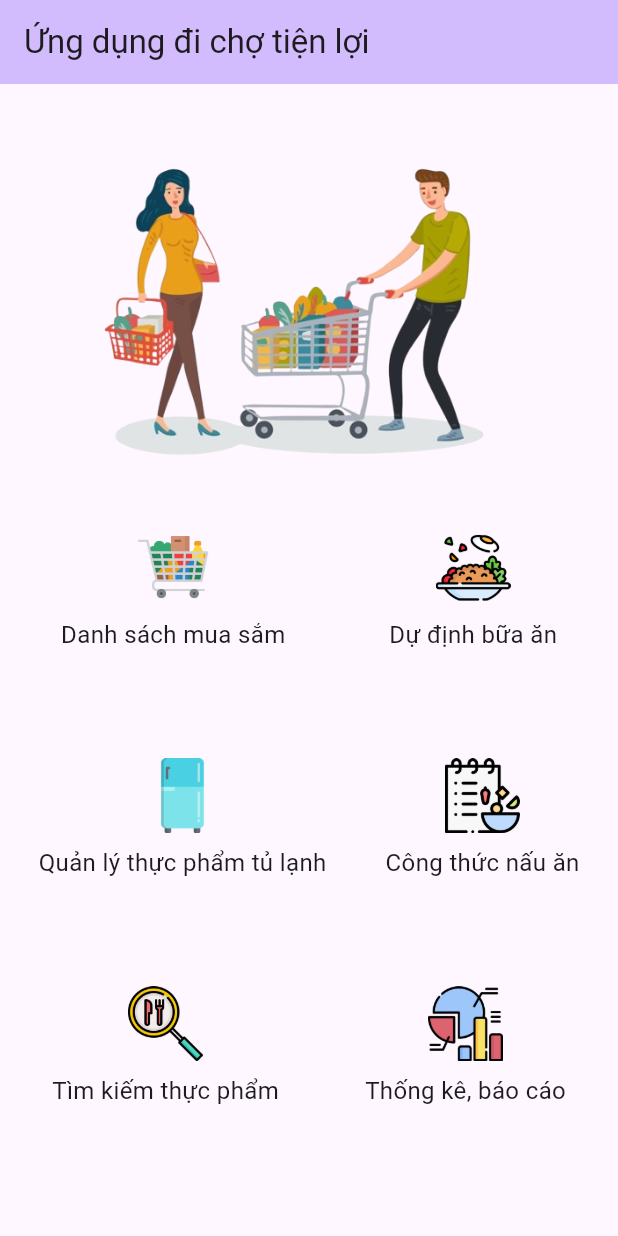
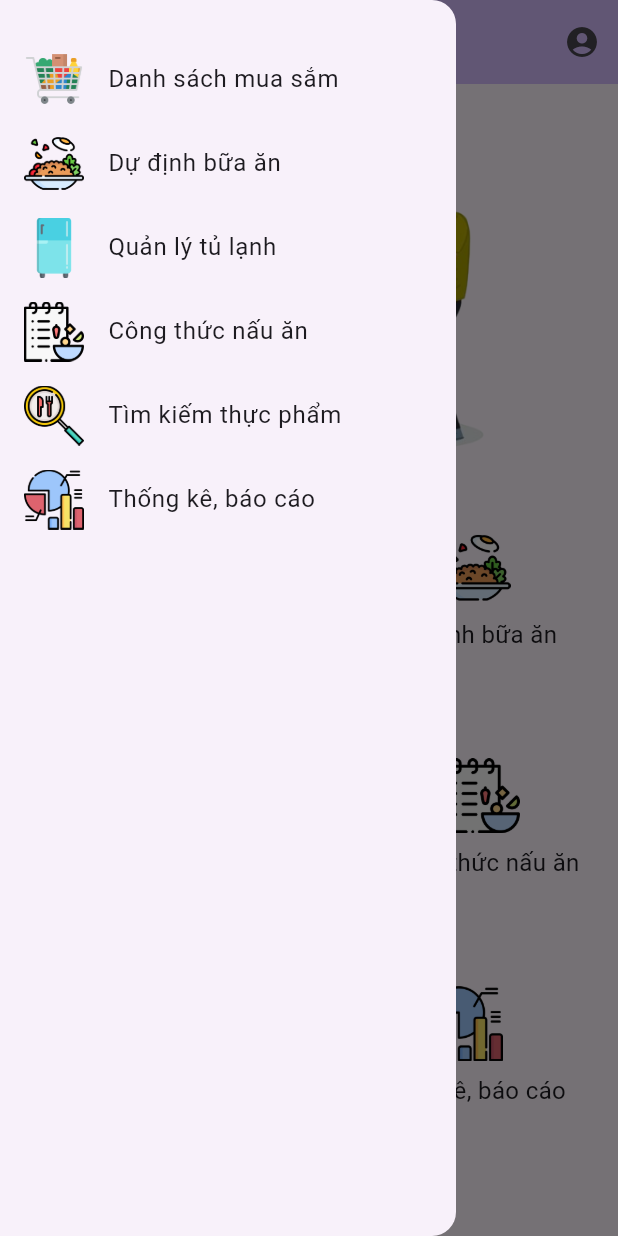
Before and after one commit to anhLeQuoc12/BTL-Phat-trien-ung-dung-da-nen-tang-Nhom-10, a Flutter app: the screen it shows after launch, with the side drawer open (before the commit the screen has no drawer), on a phone screen of 412 x 824 dp. Run offline on Flutter 3.47's test engine with Material 3 defaults, Android fonts, the phone set to English and light mode, and no system bars; our stand-ins replace shared_preferences.

Commit message:
Them menu drawer, icon tai khoan va cac lua chon trong app bar, them cac man hinh trong change-info change-password

```diff
--- a/frontend_flutter_app/lib/main.dart
+++ b/frontend_flutter_app/lib/main.dart
@@ -7,6 +7,8 @@ import 'package:frontend_flutter_app/ui/recipe/recipe.dart';
 import 'package:frontend_flutter_app/ui/report/report.dart';
 import 'package:frontend_flutter_app/ui/search/search.dart';
 import 'package:frontend_flutter_app/ui/shopping-list/shopping-list.dart';
+import 'package:frontend_flutter_app/ui/user/change-info/change-info.dart';
+import 'package:frontend_flutter_app/ui/user/change-password/change-password.dart';
 
 void main() async {
   WidgetsFlutterBinding.ensureInitialized();
@@ -40,7 +42,9 @@ class MyApp extends StatelessWidget {
         "/fridge": (context) => FridgeScreen(),
         "/recipe": (context) => RecipeScreen(),
         "/search": (context) => SearchScreen(),
-        "/report": (context) => ReportScreen()
+        "/report": (context) => ReportScreen(),
+        "/user/change-info": (context) => ChangeInfoScreen(),
+        "/user/change-password": (context) => ChangePasswordScreen()
       },
     );
   }
@@ -64,7 +68,10 @@ class MyHomePage extends StatefulWidget {
   State<MyHomePage> createState() => _MyHomePageState();
 }
 
+enum UserAccountOptions { changeInfo, changePassword, logOut }
+
 class _MyHomePageState extends State<MyHomePage> {
+  UserAccountOptions? selectedOption;
 
   @override
   Widget build(BuildContext context) {
@@ -74,15 +81,107 @@ class _MyHomePageState extends State<MyHomePage> {
         // Here we take the value from the MyHomePage object that was created by
         // the App.build method, and use it to set our appbar title.
         title: Text(widget.title),
+        actions: <Widget>[
+          PopupMenuButton<UserAccountOptions>(
+            icon: Icon(Icons.account_circle),
+            onSelected: (option) => {
+              setState(() {
+                selectedOption = option;
+              })
+            },
+            itemBuilder: (context) => <PopupMenuEntry<UserAccountOptions>>[
+              PopupMenuItem(
+                value: UserAccountOptions.changeInfo,
+                child: Text("Thay đổi thông tin tài khoản"),
+                onTap: () {
+                  Navigator.pushNamed(context, "/user/change-info");
+                },
+              ),
+              PopupMenuItem(
+                value: UserAccountOptions.changePassword,
+                child: Text("Đổi mật khẩu"),
+                onTap: () {
+                  Navigator.pushNamed(context, "/user/change-password");
+                },
+              ),
+              const PopupMenuItem(
+                value: UserAccountOptions.logOut,
+                child: Text("Đăng xuất"),
+              ),
+            ],
+          )
+        ],
+      ),
+      drawer: Drawer(
+        child: ListView(
+          padding: EdgeInsets.zero,
+          children: [
+            Container(
+              height: 25,
+            ),
+            ListTile(
+              leading: Image(
+                image: AssetImage("assets/grocery-cart.png"),
+                width: 40,
+                height: 40,
+              ),
+              title: Text("Danh sách mua sắm"),
+              onTap: () => {Navigator.pushNamed(context, "/shopping-list")},
+            ),
+            ListTile(
+              leading: Image(
+                image: AssetImage("assets/fried-rice.png"),
+                width: 40,
+                height: 40,
+              ),
+              title: Text("Dự định bữa ăn"),
+              onTap: () => {Navigator.pushNamed(context, "/meals-plan")},
+            ),
+            ListTile(
+              leading: Image(
+                image: AssetImage("assets/fridge.png"),
+                width: 40,
+                height: 40,
+              ),
+              title: Text("Quản lý tủ lạnh"),
+              onTap: () => {Navigator.pushNamed(context, "/fridge")},
+            ),
+            ListTile(
+              leading: Image(
+                image: AssetImage("assets/recipe.png"),
+                width: 40,
+                height: 40,
+              ),
+              title: Text("Công thức nấu ăn"),
+              onTap: () => {Navigator.pushNamed(context, "/recipe")},
+            ),
+            ListTile(
+              leading: Image(
+                image: AssetImage("assets/search.png"),
+                width: 40,
+                height: 40,
+              ),
+              title: Text("Tìm kiếm thực phẩm"),
+              onTap: () => {Navigator.pushNamed(context, "/search")},
+            ),
+            ListTile(
+              leading: Image(
+                image: AssetImage("assets/pie-chart.png"),
+                width: 40,
+                height: 40,
+              ),
+              title: Text("Thống kê, báo cáo"),
+              onTap: () => {Navigator.pushNamed(context, "/report")},
+            ),
+          ],
+        ),
       ),
       body: Center(
-
-        child: Column(
-          mainAxisAlignment: MainAxisAlignment.center,
-
-          children: [
+        child: Column(mainAxisAlignment: MainAxisAlignment.center, children: [
           const Expanded(
-              child: Image(image: AssetImage("assets/icon-image-ud-di-cho-tien-loi-removebg-preview.png")),
+            child: Image(
+                image: AssetImage(
+                    "assets/icon-image-ud-di-cho-tien-loi-removebg-preview.png")),
             flex: 2,
           ),
           Expanded(
@@ -114,9 +213,8 @@ class _MyHomePageState extends State<MyHomePage> {
                               )
                             ],
                           ),
-                            onTap: () => {
-                              Navigator.pushNamed(context, "/shopping-list")
-                            },
+                          onTap: () =>
+                              {Navigator.pushNamed(context, "/shopping-list")},
                         ),
                         GestureDetector(
                           child: const Column(
@@ -136,9 +234,8 @@ class _MyHomePageState extends State<MyHomePage> {
                               )
                             ],
                           ),
-                            onTap: () => {
-                              Navigator.pushNamed(context, "/meals-plan")
-                            },
+                          onTap: () =>
+                              {Navigator.pushNamed(context, "/meals-plan")},
                         )
                       ],
                     ),
@@ -165,9 +262,8 @@ class _MyHomePageState extends State<MyHomePage> {
                               )
                             ],
                           ),
-                            onTap: () => {
-                              Navigator.pushNamed(context, "/fridge")
-                            },
+                          onTap: () =>
+                              {Navigator.pushNamed(context, "/fridge")},
                         ),
                         GestureDetector(
                           child: const Column(
@@ -183,14 +279,11 @@ class _MyHomePageState extends State<MyHomePage> {
                                   child: Text(
                                     "Công thức nấu ăn",
                                     style: TextStyle(fontSize: 16),
-                                  )
-                                )
-
+                                  ))
                             ],
                           ),
-                            onTap: () => {
-                              Navigator.pushNamed(context, "/recipe")
-                            },
+                          onTap: () =>
+                              {Navigator.pushNamed(context, "/recipe")},
                         )
                       ],
                     ),
@@ -213,14 +306,11 @@ class _MyHomePageState extends State<MyHomePage> {
                                   child: Text(
                                     "Tìm kiếm thực phẩm",
                                     style: TextStyle(fontSize: 16),
-                                  )
-                                )
-
+                                  ))
                             ],
                           ),
-                            onTap: () => {
-                              Navigator.pushNamed(context, "/search")
-                            },
+                          onTap: () =>
+                              {Navigator.pushNamed(context, "/search")},
                         ),
                         GestureDetector(
                           child: const Column(
@@ -236,25 +326,20 @@ class _MyHomePageState extends State<MyHomePage> {
                                   child: Text(
                                     "Thống kê, báo cáo",
                                     style: TextStyle(fontSize: 16),
-                                  )
-                                )
-
+                                  ))
                             ],
                           ),
-                            onTap: () => {
-                              Navigator.pushNamed(context, "/report")
-                            },
+                          onTap: () =>
+                              {Navigator.pushNamed(context, "/report")},
                         )
                       ],
                     ),
                   )
-
                 ],
               ),
             ),
           )
-          ]
-        ),
+        ]),
       ),
     );
   }
```
Also changed, not shown: frontend_flutter_app/lib/ui/user/change-info/change-info.dart (added, +17 -0 lines), frontend_flutter_app/lib/ui/user/change-password/change-password.dart (added, +17 -0 lines). Lines whose indentation alone changed are shown as unchanged.
